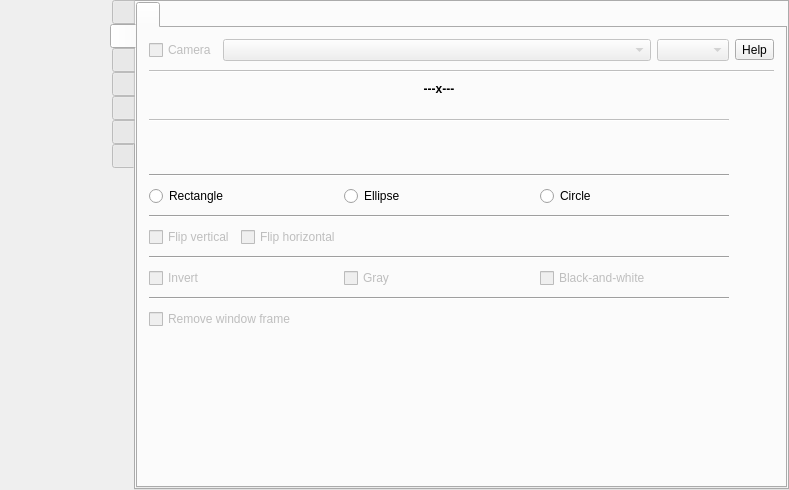
vkohaupt/vokoscreenNG, file src/formMainWindow.ui: the form before one commit.
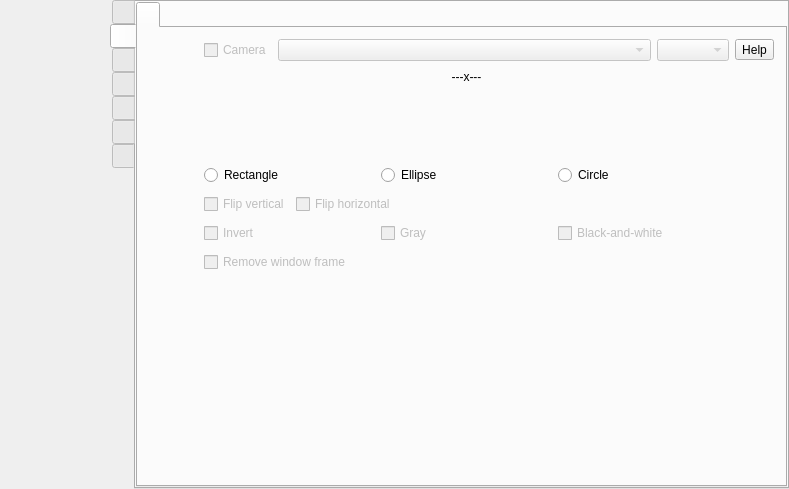
The form after the commit. The open tabs and pages were chosen to show the change. Icons and pictures are not drawn.

Commit message: Camera: New feature ellipse and circle

Patch:
```diff
--- a/src/formMainWindow.ui
+++ b/src/formMainWindow.ui
@@ -7,7 +7,7 @@
     <x>0</x>
     <y>0</y>
     <width>789</width>
-    <height>490</height>
+    <height>489</height>
    </rect>
   </property>
   <property name="windowTitle">
@@ -2840,42 +2840,60 @@
            <layout class="QVBoxLayout" name="verticalLayout_16">
             <item>
              <layout class="QGridLayout" name="gridLayout_4">
+              <property name="leftMargin">
+               <number>0</number>
+              </property>
               <property name="verticalSpacing">
                <number>9</number>
               </property>
-              <item row="4" column="0" colspan="3">
-               <layout class="QHBoxLayout" name="horizontalLayout_zoom">
-                <property name="spacing">
-                 <number>12</number>
+              <item row="4" column="0" alignment="Qt::AlignHCenter|Qt::AlignVCenter">
+               <widget class="QLabel" name="label_55">
+                <property name="minimumSize">
+                 <size>
+                  <width>34</width>
+                  <height>34</height>
+                 </size>
                 </property>
-                <item>
-                 <widget class="QLabel" name="label_55">
-                  <property name="minimumSize">
-                   <size>
-                    <width>34</width>
-                    <height>34</height>
-                   </size>
-                  </property>
-                  <property name="maximumSize">
-                   <size>
-                    <width>34</width>
-                    <height>34</height>
-                   </size>
-                  </property>
-                  <property name="text">
-                   <string notr="true"/>
-                  </property>
-                  <property name="pixmap">
-                   <pixmap resource="screencast.qrc">:/pictures/systray/magnification.png</pixmap>
-                  </property>
-                  <property name="scaledContents">
-                   <bool>true</bool>
-                  </property>
-                 </widget>
-                </item>
-               </layout>
+                <property name="maximumSize">
+                 <size>
+                  <width>34</width>
+                  <height>34</height>
+                 </size>
+                </property>
+                <property name="text">
+                 <string notr="true"/>
+                </property>
+                <property name="pixmap">
+                 <pixmap resource="screencast.qrc">:/pictures/systray/magnification.png</pixmap>
+                </property>
+                <property name="scaledContents">
+                 <bool>true</bool>
+                </property>
+               </widget>
               </item>
-              <item row="0" column="3">
+              <item row="2" column="0" alignment="Qt::AlignHCenter|Qt::AlignVCenter">
+               <widget class="QLabel" name="label_window_resize">
+                <property name="enabled">
+                 <bool>true</bool>
+                </property>
+                <property name="maximumSize">
+                 <size>
+                  <width>34</width>
+                  <height>34</height>
+                 </size>
+                </property>
+                <property name="text">
+                 <string notr="true"/>
+                </property>
+                <property name="pixmap">
+                 <pixmap resource="screencast.qrc">:/pictures/camera/window-resize.png</pixmap>
+                </property>
+                <property name="scaledContents">
+                 <bool>true</bool>
+                </property>
+               </widget>
+              </item>
+              <item row="1" column="3">
                <widget class="QToolButton" name="help_camera_camera">
                 <property name="toolTip">
                  <string>Help</string>
@@ -2885,7 +2903,110 @@
                 </property>
                </widget>
               </item>
-              <item row="17" column="1">
+              <item row="9" column="1" colspan="2">
+               <layout class="QHBoxLayout" name="horizontalLayout_14">
+                <property name="leftMargin">
+                 <number>15</number>
+                </property>
+                <item>
+                 <widget class="QCheckBox" name="checkBoxCameraInvert">
+                  <property name="enabled">
+                   <bool>false</bool>
+                  </property>
+                  <property name="text">
+                   <string>Invert</string>
+                  </property>
+                 </widget>
+                </item>
+                <item>
+                 <widget class="QCheckBox" name="checkBoxCameraGray">
+                  <property name="enabled">
+                   <bool>false</bool>
+                  </property>
+                  <property name="text">
+                   <string>Gray</string>
+                  </property>
+                 </widget>
+                </item>
+                <item>
+                 <widget class="QCheckBox" name="checkBoxCameraMono">
+                  <property name="enabled">
+                   <bool>false</bool>
+                  </property>
+                  <property name="text">
+                   <string>Black-and-white</string>
+                  </property>
+                 </widget>
+                </item>
+               </layout>
+              </item>
+              <item row="11" column="1" colspan="2">
+               <layout class="QHBoxLayout" name="horizontalLayout_42">
+                <property name="leftMargin">
+                 <number>15</number>
+                </property>
+                <item>
+                 <widget class="QCheckBox" name="checkBoxCameraWindowFrame">
+                  <property name="enabled">
+                   <bool>false</bool>
+                  </property>
+                  <property name="text">
+                   <string>Remove window frame</string>
+                  </property>
+                 </widget>
+                </item>
+               </layout>
+              </item>
+              <item row="1" column="1" colspan="2">
+               <layout class="QHBoxLayout" name="horizontalLayout_63">
+                <property name="leftMargin">
+                 <number>15</number>
+                </property>
+                <item>
+                 <widget class="QCheckBox" name="checkBoxCameraOnOff">
+                  <property name="enabled">
+                   <bool>false</bool>
+                  </property>
+                  <property name="toolTip">
+                   <string>CTRL+SHIFT+F8</string>
+                  </property>
+                  <property name="text">
+                   <string>Camera</string>
+                  </property>
+                 </widget>
+                </item>
+                <item>
+                 <widget class="QComboBox" name="comboBoxCamera">
+                  <property name="enabled">
+                   <bool>false</bool>
+                  </property>
+                  <property name="sizePolicy">
+                   <sizepolicy hsizetype="MinimumExpanding" vsizetype="Fixed">
+                    <horstretch>0</horstretch>
+                    <verstretch>0</verstretch>
+                   </sizepolicy>
+                  </property>
+                  <property name="currentText">
+                   <string notr="true"/>
+                  </property>
+                  <property name="sizeAdjustPolicy">
+                   <enum>QComboBox::AdjustToContents</enum>
+                  </property>
+                 </widget>
+                </item>
+                <item>
+                 <widget class="QComboBox" name="comboBoxCameraResolution">
+                  <property name="enabled">
+                   <bool>false</bool>
+                  </property>
+                  <property name="sizeAdjustPolicy">
+                   <enum>QComboBox::AdjustToContents</enum>
+                  </property>
+                 </widget>
+                </item>
+               </layout>
+              </item>
+              <item row="15" column="1">
                <spacer name="verticalSpacer_26">
                 <property name="orientation">
                  <enum>Qt::Vertical</enum>
@@ -2898,49 +3019,23 @@
                 </property>
                </spacer>
               </item>
-              <item row="9" column="0" colspan="3">
-               <widget class="Line" name="line_11">
-                <property name="orientation">
-                 <enum>Qt::Horizontal</enum>
+              <item row="2" column="1" colspan="2">
+               <layout class="QHBoxLayout" name="horizontalLayout_66">
+                <property name="leftMargin">
+                 <number>15</number>
                 </property>
-               </widget>
-              </item>
-              <item row="5" column="0" colspan="3">
-               <widget class="Line" name="line_14">
-                <property name="orientation">
-                 <enum>Qt::Horizontal</enum>
-                </property>
-               </widget>
-              </item>
-              <item row="0" column="0">
-               <widget class="QCheckBox" name="checkBoxCameraOnOff">
-                <property name="enabled">
-                 <bool>false</bool>
-                </property>
-                <property name="toolTip">
-                 <string>CTRL+SHIFT+F8</string>
-                </property>
-                <property name="text">
-                 <string>Camera</string>
-                </property>
-               </widget>
-              </item>
-              <item row="2" column="0" colspan="3">
-               <layout class="QVBoxLayout" name="verticalLayout_28">
-                <property name="spacing">
-                 <number>0</number>
-                </property>
+                <item>
+                 <layout class="QHBoxLayout" name="horizontalLayout_45">
+                  <property name="spacing">
+                   <number>12</number>
+                  </property>
+                 </layout>
+                </item>
                 <item>
                  <widget class="QLabel" name="labelCameraWindowSize">
                   <property name="enabled">
                    <bool>true</bool>
                   </property>
-                  <property name="font">
-                   <font>
-                    <weight>75</weight>
-                    <bold>true</bold>
-                   </font>
-                  </property>
                   <property name="text">
                    <string notr="true">---x---</string>
                   </property>
@@ -2949,69 +3044,13 @@
                   </property>
                  </widget>
                 </item>
-                <item>
-                 <layout class="QHBoxLayout" name="horizontalLayout_45" stretch="0">
-                  <property name="spacing">
-                   <number>12</number>
-                  </property>
-                  <item>
-                   <widget class="QLabel" name="label_window_resize">
-                    <property name="enabled">
-                     <bool>true</bool>
-                    </property>
-                    <property name="maximumSize">
-                     <size>
-                      <width>34</width>
-                      <height>34</height>
-                     </size>
-                    </property>
-                    <property name="text">
-                     <string notr="true"/>
-                    </property>
-                    <property name="pixmap">
-                     <pixmap resource="screencast.qrc">:/pictures/camera/window-resize.png</pixmap>
-                    </property>
-                    <property name="scaledContents">
-                     <bool>true</bool>
-                    </property>
-                   </widget>
-                  </item>
-                 </layout>
-                </item>
                </layout>
               </item>
-              <item row="3" column="0" colspan="3">
-               <widget class="Line" name="line_12">
-                <property name="enabled">
-                 <bool>false</bool>
-                </property>
-                <property name="orientation">
-                 <enum>Qt::Horizontal</enum>
-                </property>
-               </widget>
-              </item>
-              <item row="1" column="0" colspan="4">
-               <widget class="Line" name="line_2">
-                <property name="enabled">
-                 <bool>false</bool>
-                </property>
-                <property name="orientation">
-                 <enum>Qt::Horizontal</enum>
-                </property>
-               </widget>
-              </item>
-              <item row="0" column="2">
-               <widget class="QComboBox" name="comboBoxCameraResolution">
-                <property name="enabled">
-                 <bool>false</bool>
-                </property>
-                <property name="sizeAdjustPolicy">
-                 <enum>QComboBox::AdjustToContents</enum>
-                </property>
-               </widget>
-              </item>
-              <item row="8" column="0" colspan="3">
+              <item row="7" column="1" colspan="2">
                <layout class="QHBoxLayout" name="horizontalLayout_12">
+                <property name="leftMargin">
+                 <number>15</number>
+                </property>
                 <item>
                  <widget class="QCheckBox" name="checkBoxCameraMirrorVertical">
                   <property name="enabled">
@@ -3047,82 +3086,21 @@
                 </item>
                </layout>
               </item>
-              <item row="12" column="0" colspan="3">
-               <widget class="Line" name="line_7">
-                <property name="orientation">
-                 <enum>Qt::Horizontal</enum>
+              <item row="4" column="1" colspan="2">
+               <layout class="QHBoxLayout" name="horizontalLayout_zoom">
+                <property name="spacing">
+                 <number>12</number>
                 </property>
-               </widget>
-              </item>
-              <item row="0" column="1">
-               <widget class="QComboBox" name="comboBoxCamera">
-                <property name="enabled">
-                 <bool>false</bool>
+                <property name="leftMargin">
+                 <number>15</number>
                 </property>
-                <property name="sizePolicy">
-                 <sizepolicy hsizetype="MinimumExpanding" vsizetype="Fixed">
-                  <horstretch>0</horstretch>
-                  <verstretch>0</verstretch>
-                 </sizepolicy>
-                </property>
-                <property name="currentText">
-                 <string notr="true"/>
-                </property>
-                <property name="sizeAdjustPolicy">
-                 <enum>QComboBox::AdjustToContents</enum>
-                </property>
-               </widget>
-              </item>
-              <item row="13" column="0" colspan="3">
-               <layout class="QHBoxLayout" name="horizontalLayout_42">
-                <item>
-                 <widget class="QCheckBox" name="checkBoxCameraWindowFrame">
-                  <property name="enabled">
-                   <bool>false</bool>
-                  </property>
-                  <property name="text">
-                   <string>Remove window frame</string>
-                  </property>
-                 </widget>
-                </item>
                </layout>
               </item>
-              <item row="11" column="0" colspan="3">
-               <layout class="QHBoxLayout" name="horizontalLayout_14">
-                <item>
-                 <widget class="QCheckBox" name="checkBoxCameraInvert">
-                  <property name="enabled">
-                   <bool>false</bool>
-                  </property>
-                  <property name="text">
-                   <string>Invert</string>
-                  </property>
-                 </widget>
-                </item>
-                <item>
-                 <widget class="QCheckBox" name="checkBoxCameraGray">
-                  <property name="enabled">
-                   <bool>false</bool>
-                  </property>
-                  <property name="text">
-                   <string>Gray</string>
-                  </property>
-                 </widget>
-                </item>
-                <item>
-                 <widget class="QCheckBox" name="checkBoxCameraMono">
-                  <property name="enabled">
-                   <bool>false</bool>
-                  </property>
-                  <property name="text">
-                   <string>Black-and-white</string>
-                  </property>
-                 </widget>
-                </item>
-               </layout>
-              </item>
-              <item row="6" column="0" colspan="3">
+              <item row="6" column="1" colspan="2">
                <layout class="QHBoxLayout" name="horizontalLayout_62">
+                <property name="leftMargin">
+                 <number>15</number>
+                </property>
                 <item>
                  <widget class="QRadioButton" name="radioButtonCameraRectangle">
                   <property name="text">
@@ -3146,10 +3124,178 @@
                 </item>
                </layout>
               </item>
-              <item row="7" column="0" colspan="3">
-               <widget class="Line" name="line_9">
-                <property name="orientation">
-                 <enum>Qt::Horizontal</enum>
+              <item row="5" column="1" colspan="2">
+               <layout class="QHBoxLayout" name="horizontalLayout_65">
+                <property name="leftMargin">
+                 <number>15</number>
+                </property>
+                <item>
+                 <widget class="QLabel" name="label_camera_rectangle_on">
+                  <property name="maximumSize">
+                   <size>
+                    <width>34</width>
+                    <height>34</height>
+                   </size>
+                  </property>
+                  <property name="text">
+                   <string notr="true"/>
+                  </property>
+                  <property name="pixmap">
+                   <pixmap resource="screencast.qrc">:/pictures/camera/window-rectangle-on.png</pixmap>
+                  </property>
+                  <property name="scaledContents">
+                   <bool>true</bool>
+                  </property>
+                  <property name="alignment">
+                   <set>Qt::AlignLeading|Qt::AlignLeft|Qt::AlignVCenter</set>
+                  </property>
+                 </widget>
+                </item>
+                <item>
+                 <widget class="QLabel" name="label_camera_rectangle_off">
+                  <property name="maximumSize">
+                   <size>
+                    <width>34</width>
+                    <height>34</height>
+                   </size>
+                  </property>
+                  <property name="text">
+                   <string notr="true"/>
+                  </property>
+                  <property name="pixmap">
+                   <pixmap resource="screencast.qrc">:/pictures/camera/window-rectangle-off.png</pixmap>
+                  </property>
+                  <property name="scaledContents">
+                   <bool>true</bool>
+                  </property>
+                 </widget>
+                </item>
+                <item>
+                 <spacer name="horizontalSpacer_35">
+                  <property name="orientation">
+                   <enum>Qt::Horizontal</enum>
+                  </property>
+                  <property name="sizeType">
+                   <enum>QSizePolicy::Preferred</enum>
+                  </property>
+                  <property name="sizeHint" stdset="0">
+                   <size>
+                    <width>40</width>
+                    <height>20</height>
+                   </size>
+                  </property>
+                 </spacer>
+                </item>
+                <item>
+                 <widget class="QLabel" name="label_camera_ellipse_on">
+                  <property name="maximumSize">
+                   <size>
+                    <width>34</width>
+                    <height>34</height>
+                   </size>
+                  </property>
+                  <property name="text">
+                   <string notr="true"/>
+                  </property>
+                  <property name="pixmap">
+                   <pixmap resource="screencast.qrc">:/pictures/camera/window-ellipse-on.png</pixmap>
+                  </property>
+                  <property name="scaledContents">
+                   <bool>true</bool>
+                  </property>
+                 </widget>
+                </item>
+                <item>
+                 <widget class="QLabel" name="label_camera_ellipse_off">
+                  <property name="maximumSize">
+                   <size>
+                    <width>34</width>
+                    <height>34</height>
+                   </size>
+                  </property>
+                  <property name="text">
+                   <string notr="true"/>
+                  </property>
+                  <property name="pixmap">
+                   <pixmap resource="screencast.qrc">:/pictures/camera/window-ellipse-off.png</pixmap>
+                  </property>
+                  <property name="scaledContents">
+                   <bool>true</bool>
+                  </property>
+                  <property name="alignment">
+                   <set>Qt::AlignCenter</set>
+                  </property>
+                 </widget>
+                </item>
+                <item>
+                 <spacer name="horizontalSpacer_36">
+                  <property name="orientation">
+                   <enum>Qt::Horizontal</enum>
+                  </property>
+                  <property name="sizeType">
+                   <enum>QSizePolicy::Preferred</enum>
+                  </property>
+                  <property name="sizeHint" stdset="0">
+                   <size>
+                    <width>40</width>
+                    <height>20</height>
+                   </size>
+                  </property>
+                 </spacer>
+                </item>
+                <item>
+                 <widget class="QLabel" name="label_camera_circle_off">
+                  <property name="maximumSize">
+                   <size>
+                    <width>34</width>
+                    <height>34</height>
+                   </size>
+                  </property>
+                  <property name="text">
+                   <string notr="true"/>
+                  </property>
+                  <property name="pixmap">
+                   <pixmap resource="screencast.qrc">:/pictures/camera/window-circle-off.png</pixmap>
+                  </property>
+                  <property name="scaledContents">
+                   <bool>true</bool>
+                  </property>
+                  <property name="alignment">
+                   <set>Qt::AlignRight|Qt::AlignTrailing|Qt::AlignVCenter</set>
+                  </property>
+                 </widget>
+                </item>
+                <item>
+                 <spacer name="horizontalSpacer_37">
+                  <property name="orientation">
+                   <enum>Qt::Horizontal</enum>
+                  </property>
+                  <property name="sizeHint" stdset="0">
+                   <size>
+                    <width>40</width>
+                    <height>20</height>
+                   </size>
+                  </property>
+                 </spacer>
+                </item>
+               </layout>
+              </item>
+              <item row="1" column="0">
+               <widget class="QLabel" name="label_60">
+                <property name="maximumSize">
+                 <size>
+                  <width>34</width>
+                  <height>34</height>
+                 </size>
+                </property>
+                <property name="text">
+                 <string notr="true"/>
+                </property>
+                <property name="pixmap">
+                 <pixmap resource="screencast.qrc">:/pictures/camera/camera.png</pixmap>
+                </property>
+                <property name="scaledContents">
+                 <bool>true</bool>
                 </property>
                </widget>
               </item>
```
Left out of the diff: 12 changed lines with no effect on the pictures. The commit also changes 62 other files.
